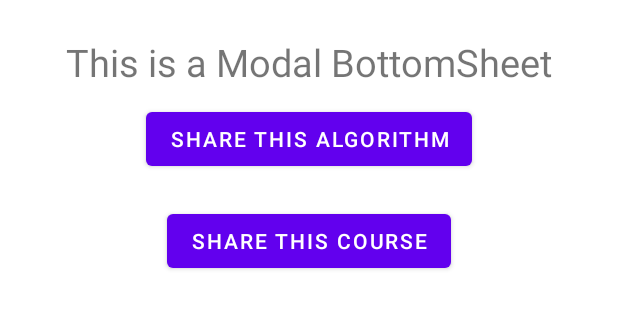
After one commit to yassinebenarbia/Scheduler, an Android app: the layout fragment_item_list_dialog_list_dialog.xml on its own in the app's theme, with its tools: preview values and no code run, on a phone screen of 412 x 824 dp. The commit adds this screen. Shown: the top 309 px of the screen. Run offline under Robolectric (Android 15) with nearby library versions, the phone set to English and light mode, and no system bars.

Commit message:
added the side bar threads functionality, not fully tested tho, primary implementation of modal bottom sheet and but fixes

```diff
--- a/app/build.gradle
+++ b/app/build.gradle
@@ -33,13 +33,15 @@ android {
 
 dependencies {
 
-    implementation 'com.google.android.material:material:1.3.0-alpha03'
+    implementation 'com.google.android.material:material:1.3.0-alpha04'
     implementation 'com.afollestad.material-dialogs:datetime:3.2.1'
     implementation 'androidx.appcompat:appcompat:1.6.0'
     implementation 'com.google.android.material:material:1.8.0'
     implementation 'androidx.constraintlayout:constraintlayout:2.1.4'
     implementation 'androidx.lifecycle:lifecycle-livedata-ktx:2.5.1'
     implementation 'androidx.lifecycle:lifecycle-viewmodel-ktx:2.5.1'
+    implementation 'androidx.legacy:legacy-support-v4:1.0.0'
+    implementation 'androidx.recyclerview:recyclerview:1.2.1'
     testImplementation 'junit:junit:4.13.2'
     androidTestImplementation 'androidx.test.ext:junit:1.1.5'
     androidTestImplementation 'androidx.test.espresso:espresso-core:3.5.1'
--- a/app/src/main/java/com/example/scheduler/AlarmDBManager.java
+++ b/app/src/main/java/com/example/scheduler/AlarmDBManager.java
@@ -43,7 +43,7 @@ public class AlarmDBManager {
        values.put("label", alarm.getLabel());
        values.put("Alarm_uuid",cycleUuid.toString());
 
-       return dataBase.insert("alarm",null,values) != -1;
+       return dataBase.insert("Alarm",null,values) != -1;
     }
 
     /**
--- a/app/src/main/java/com/example/scheduler/ListRowAdapter.java
+++ b/app/src/main/java/com/example/scheduler/ListRowAdapter.java
@@ -49,6 +49,7 @@ public class ListRowAdapter extends RecyclerView.Adapter<ListRowAdapter.ViewHold
 
         holder.itemView.setActivated(isExpanded);
         holder.itemView.setOnClickListener(new View.OnClickListener() {
+            // ToDo : we can put a unique identifier for each fragment
             @Override
             public void onClick(View v) {
                 mExpandedPosition = isExpanded ? -1:position;
--- a/app/src/main/java/com/example/scheduler/ListRowFragment.java
+++ b/app/src/main/java/com/example/scheduler/ListRowFragment.java
@@ -38,7 +38,8 @@ public class ListRowFragment extends Fragment{
     public static ListRowFragment newInstance(String param1, String param2) {
         // passing info into a new instantiated ListRowFragment through the new instance method
         ListRowFragment fragment = new ListRowFragment();
-//        Bundle args = new Bundle();
+        // ToDo : we can put a unique identifier for each fragment
+        Bundle args = new Bundle();
 //        args.putString(ARG_PARAM1, param1);
 //        args.putString(ARG_PARAM2, param2);
 //        fragment.setArguments(args);
--- a/app/src/main/java/com/example/scheduler/ui/main/SectionsPagerAdapter.java
+++ b/app/src/main/java/com/example/scheduler/ui/main/SectionsPagerAdapter.java
@@ -39,9 +39,10 @@ public class SectionsPagerAdapter extends FragmentPagerAdapter {
         mContext = context;
         // Adding fragments to the list of fragments shown in the viewPager
         // the first is a list of "carts" and the latter is an empty page
+        // ToDo: assign a unique identifier (UUID) for each fragment and \
+        //  then pull it from each fragment and create a new Cycle object
         fragmentList.add(ListOfRows.newInstance("hello","world"));
         fragmentList.add(ListOfRows.newInstance("hello","world"));
-//        fragmentList.add(ListRowFragment.newInstance("Time","State"));
     }
 
     @Override
--- /dev/null
+++ b/app/src/main/res/layout/fragment_item_list_dialog_list_dialog.xml
@@ -0,0 +1,11 @@
+<?xml version="1.0" encoding="utf-8"?>
+<androidx.recyclerview.widget.RecyclerView xmlns:android="http://schemas.android.com/apk/res/android"
+    xmlns:tools="http://schemas.android.com/tools"
+    android:id="@+id/list"
+    android:layout_width="match_parent"
+    android:layout_height="match_parent"
+    android:clipToPadding="false"
+    android:paddingTop="@dimen/list_item_spacing_half"
+    android:paddingBottom="@dimen/list_item_spacing_half"
+    tools:context=".ItemListDialogFragment"
+    tools:listitem="@layout/fragment_item_list_dialog_list_dialog_item" />
--- /dev/null
+++ b/app/src/main/res/layout/fragment_item_list_dialog_list_dialog_item.xml
@@ -0,0 +1,30 @@
+<?xml version="1.0" encoding="utf-8"?>
+<LinearLayout
+xmlns:android="http://schemas.android.com/apk/res/android"
+android:layout_width="match_parent"
+android:layout_height="match_parent"
+android:gravity="center_horizontal"
+android:orientation="vertical"
+android:padding="16dp">
+
+<TextView
+    android:layout_width="wrap_content"
+    android:layout_height="wrap_content"
+    android:text="This is a Modal BottomSheet"
+    android:textSize="25sp" />
+
+<Button
+    android:layout_margin="10dp"
+    android:id="@+id/algo_button"
+    android:layout_width="wrap_content"
+    android:layout_height="wrap_content"
+    android:text="Share this Algorithm" />
+
+<Button
+    android:layout_margin="10dp"
+    android:id="@+id/course_button"
+    android:layout_width="wrap_content"
+    android:layout_height="wrap_content"
+    android:text="Share this Course" />
+
+</LinearLayout>
--- /dev/null
+++ b/app/src/main/res/menu/body.xml
@@ -0,0 +1,4 @@
+<?xml version="1.0" encoding="utf-8"?>
+<menu xmlns:android="http://schemas.android.com/apk/res/android">
+
+</menu>
--- a/app/src/main/res/values/dimens.xml
+++ b/app/src/main/res/values/dimens.xml
@@ -5,4 +5,6 @@
     <dimen name="appbar_padding">16dp</dimen>
     <dimen name="fab_margin">16dp</dimen>
     <dimen name="appbar_padding_top">8dp</dimen>
+    <dimen name="list_item_spacing">16dp</dimen>
+    <dimen name="list_item_spacing_half">8dp</dimen>
 </resources>
--- a/app/src/main/res/values/strings.xml
+++ b/app/src/main/res/values/strings.xml
@@ -6,6 +6,7 @@
     <string name="hello_blank_fragment">Hello blank fragment</string>
     <string name="open">Open</string>
     <string name="close">Close</string>
+    <string name="addCycle">Add Cycle</string>
 
     <integer-array name="hours">
         <item>8</item>
```
Also changed, not shown: app/src/main/java/com/example/scheduler/CyclesMenuAdapter.java (added, +77 -0 lines), app/src/main/java/com/example/scheduler/ItemListDialogFragment.java (added, +104 -0 lines), app/src/main/java/com/example/scheduler/ListOfRows.java (+11 -7 lines), app/src/main/java/com/example/scheduler/MainActivity.java (+72 -38 lines), app/src/main/res/layout/activity_main.xml (+5 -4 lines), app/src/main/res/layout/app_layout.xml (added, +40 -0 lines), app/src/main/res/menu/navigation_menu.xml (+2 -10 lines).
